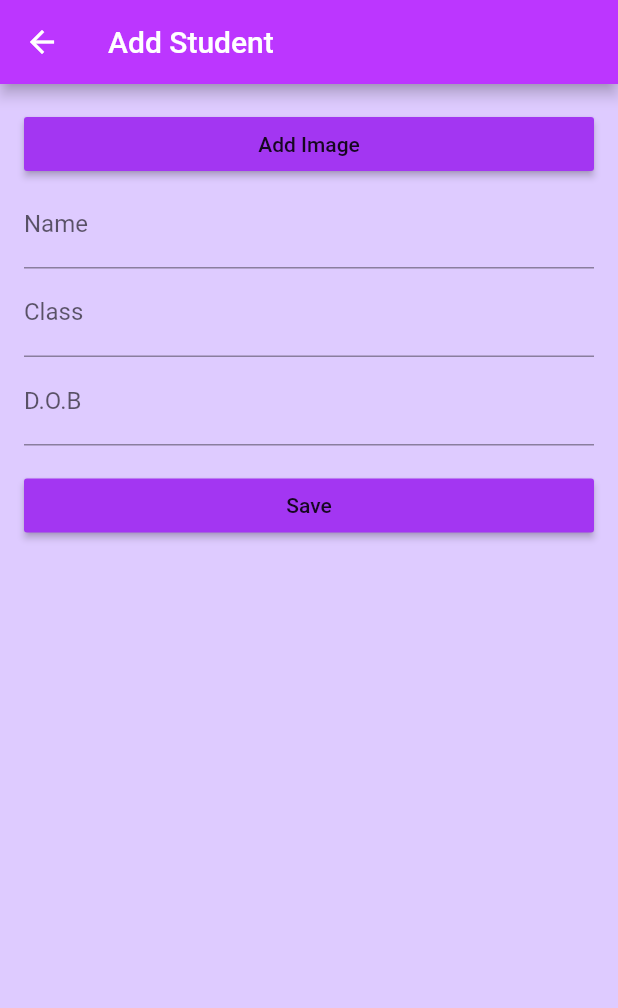
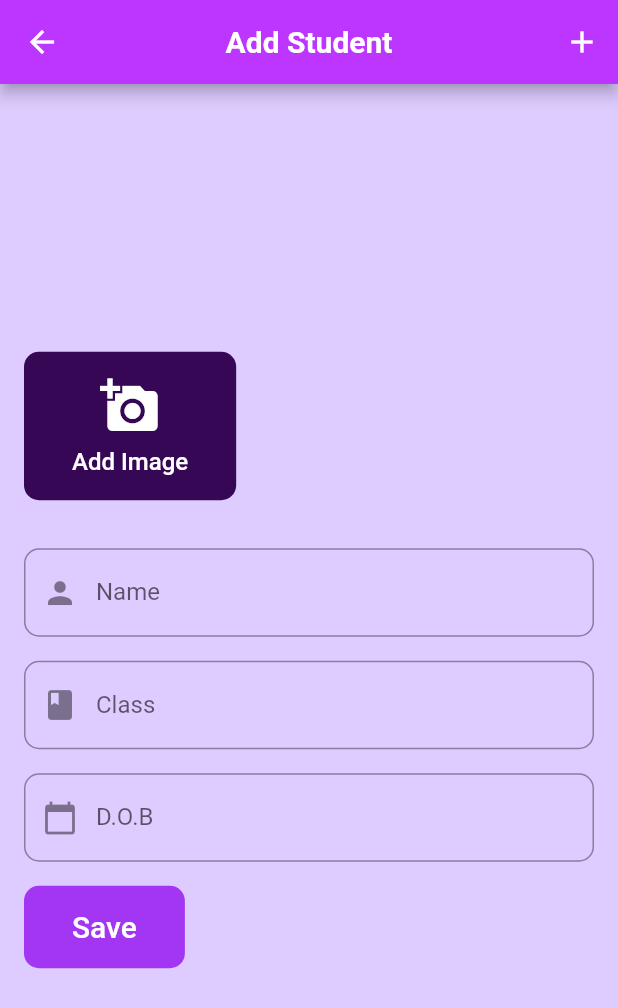
Before and after one commit to adilrusfeed/StudentList, a Flutter app: the Addstudent screen opened directly, on a phone screen of 412 x 824 dp. Shown: the top 1008 px of the screen. Run offline on Flutter 3.47's test engine with Material 2 defaults, Android fonts, the light colour scheme and no system bars; our stand-ins replace hive, hive_flutter, image_picker; accounts and stored records are empty.

Commit message:
second commit

```diff
--- a/student/lib/AddStudent.dart
+++ b/student/lib/AddStudent.dart
@@ -1,12 +1,9 @@
-// ignore_for_file: use_key_in_widget_constructors, library_private_types_in_public_api
-
-import 'dart:io';
-
 import 'package:flutter/material.dart';
 import 'package:image_picker/image_picker.dart';
 import 'Studentdetailpage.dart';
 import 'db/data.dart';
 import 'models/student.dart';
+import 'dart:io';
 
 class Addstudent extends StatefulWidget {
   @override
@@ -19,8 +16,6 @@ class _AddstudentState extends State<Addstudent> {
   final TextEditingController classController = TextEditingController();
   final TextEditingController birthController = TextEditingController();
   final StudentRepository studentRepository = StudentRepository();
-
-  // images function
   final ImagePicker imagePicker = ImagePicker();
   PickedFile? pickedImage;
 
@@ -36,46 +31,138 @@ class _AddstudentState extends State<Addstudent> {
     return Scaffold(
       appBar: AppBar(
         backgroundColor: Color.fromARGB(255, 188, 54, 255),
-        title: Text('Add Student'),
+        title: Text(
+          'Add Student',
+          style: TextStyle(
+            fontSize: 20,
+            fontWeight: FontWeight.bold,
+            color: Colors.white,
           ),
-      body: Padding(
+        ),
+        centerTitle: true,
+        actions: [
+          IconButton(
+            onPressed: () {
+              // Add any action you want here
+            },
+            icon: Icon(
+              Icons.add,
+              color: Colors.white,
+            ),
+          ),
+        ],
+      ),
+      body: Center(
+        child: SingleChildScrollView(
+          child: Padding(
             padding: EdgeInsets.all(16),
             child: Column(
-          crossAxisAlignment: CrossAxisAlignment.stretch,
+              mainAxisAlignment: MainAxisAlignment.center,
+              crossAxisAlignment: CrossAxisAlignment.start,
               children: [
-            MaterialButton(
-              color: Color.fromARGB(255, 163, 54, 242),
+                ElevatedButton(
+                  style: ElevatedButton.styleFrom(
+                    primary: const Color.fromARGB(255, 54, 7, 84),
+                    elevation: 0,
+                    shape: RoundedRectangleBorder(
+                      borderRadius: BorderRadius.circular(10),
+                    ),
+                  ),
                   onPressed: _pickImage,
-              child: Text("Add Image"),
+                  child: Padding(
+                    padding: const EdgeInsets.all(16.0),
+                    child: Column(
+                      children: [
+                        Icon(
+                          Icons.add_a_photo,
+                          size: 40,
+                          color: Colors.white,
                         ),
+                        SizedBox(height: 8),
+                        Text(
+                          'Add Image',
+                          style: TextStyle(
+                            color: Colors.white,
+                            fontSize: 16,
+                          ),
+                        ),
+                      ],
+                    ),
+                  ),
+                ),
+                SizedBox(height: 16),
                 pickedImage != null
-                ? Image.file(
+                    ? ClipRRect(
+                        borderRadius: BorderRadius.circular(10),
+                        child: Image.file(
                           File(pickedImage!.path),
-                    width: 100,
-                    height: 100,
+                          width: double.infinity,
+                          height: 200,
+                          fit: BoxFit.cover,
+                        ),
                       )
                     : Container(),
+                SizedBox(height: 16),
                 TextField(
                   controller: nameController,
                   decoration: InputDecoration(
                     labelText: 'Name',
+                    prefixIcon: Icon(Icons.person),
+                    border: OutlineInputBorder(
+                      borderRadius: BorderRadius.circular(10),
                     ),
                   ),
+                ),
+                SizedBox(height: 16),
                 TextField(
                   controller: classController,
                   decoration: InputDecoration(
                     labelText: 'Class',
+                    prefixIcon: Icon(Icons.class_),
+                    border: OutlineInputBorder(
+                      borderRadius: BorderRadius.circular(10),
                     ),
                   ),
-            TextField(
+                ),
+                SizedBox(height: 16),
+                InkWell(
+                  onTap: () async {
+                    final DateTime? picked = await showDatePicker(
+                      context: context,
+                      initialDate: DateTime.now(),
+                      firstDate: DateTime(1900),
+                      lastDate: DateTime.now(),
+                    );
+
+                    if (picked != null) {
+                      setState(() {
+                        birthController.text =
+                            picked.toLocal().toString().split(' ')[0];
+                      });
+                    }
+                  },
+                  child: AbsorbPointer(
+                    child: TextField(
                       controller: birthController,
                       decoration: InputDecoration(
                         labelText: 'D.O.B',
+                        prefixIcon: Icon(Icons.calendar_today),
+                        border: OutlineInputBorder(
+                          borderRadius: BorderRadius.circular(10),
+                        ),
+                      ),
+                    ),
                   ),
                 ),
                 SizedBox(height: 16),
-            MaterialButton(
-              color: Color.fromARGB(255, 163, 54, 242),
+                ElevatedButton(
+                  style: ElevatedButton.styleFrom(
+                    primary: Color.fromARGB(255, 163, 54, 242),
+                    elevation: 0,
+                    shape: RoundedRectangleBorder(
+                      borderRadius: BorderRadius.circular(10),
+                    ),
+                  ),
                   onPressed: () {
                     final Student newStudent = Student(
                       image: pickedImage?.path ?? '',
@@ -90,12 +177,24 @@ class _AddstudentState extends State<Addstudent> {
                       context,
                       MaterialPageRoute(
                         builder: (context) =>
-                          StudentDetailPage(student: newStudent)),
+                            StudentDetailPage(student: newStudent),
+                      ),
                     );
                   },
-              child: Text('Save'),
+                  child: Padding(
+                    padding: const EdgeInsets.all(16.0),
+                    child: Text(
+                      'Save',
+                      style: TextStyle(
+                        color: Colors.white,
+                        fontSize: 20,
+                      ),
+                    ),
+                  ),
                 ),
               ],
+            ),
+          ),
         ),
       ),
       backgroundColor: const Color.fromARGB(255, 222, 203, 255),
--- a/student/lib/db/data.dart
+++ b/student/lib/db/data.dart
@@ -20,7 +20,7 @@ class StudentRepository {
     }
   }
 
-  void deleteStudent(int index) {
+  Future<void> deleteStudent(int index) async {
     _studentBox.deleteAt(index);
   }
 }
--- a/student/lib/editstudent.dart
+++ b/student/lib/editstudent.dart
@@ -1,3 +1,5 @@
+// ignore_for_file: prefer_const_constructors
+
 import 'package:flutter/material.dart';
 import 'package:student/models/student.dart';
 import 'package:student/db/data.dart';
@@ -47,7 +49,7 @@ class EditStudentForm extends StatelessWidget {
           ),
           TextField(
             decoration: InputDecoration(
-              labelText: 'Birthday',
+              labelText: 'Date Of Birth',
             ),
             // initialValue: student.birth,
           ),
--- a/student/pubspec.yaml
+++ b/student/pubspec.yaml
@@ -35,6 +35,7 @@ dependencies:
   hive_flutter: ^1.1.0
   image_picker: ^0.8.9
   path_provider: ^2.0.15
+
 
 dev_dependencies:
   build_runner: ^2.1.5
```
Also changed, not shown: student/lib/Studentdetailpage.dart (+12 -2 lines), student/lib/homepage.dart (+43 -11 lines). Lines whose indentation alone changed are shown as unchanged.
